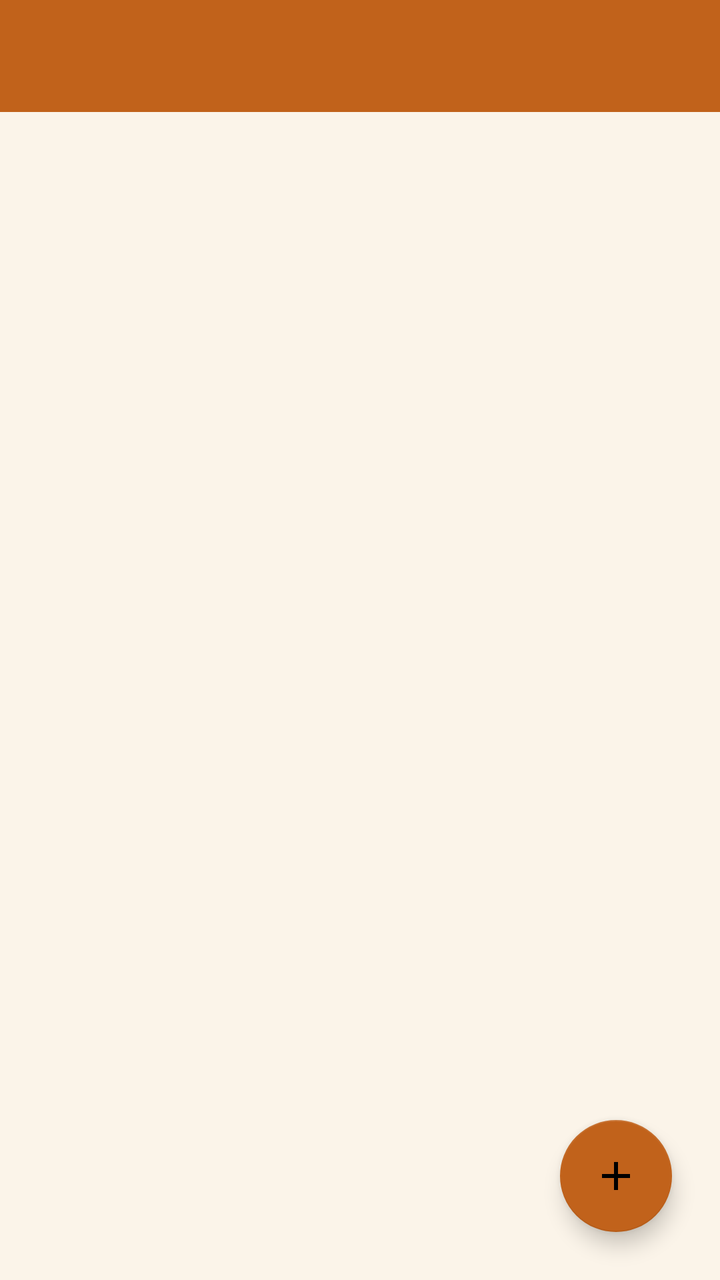
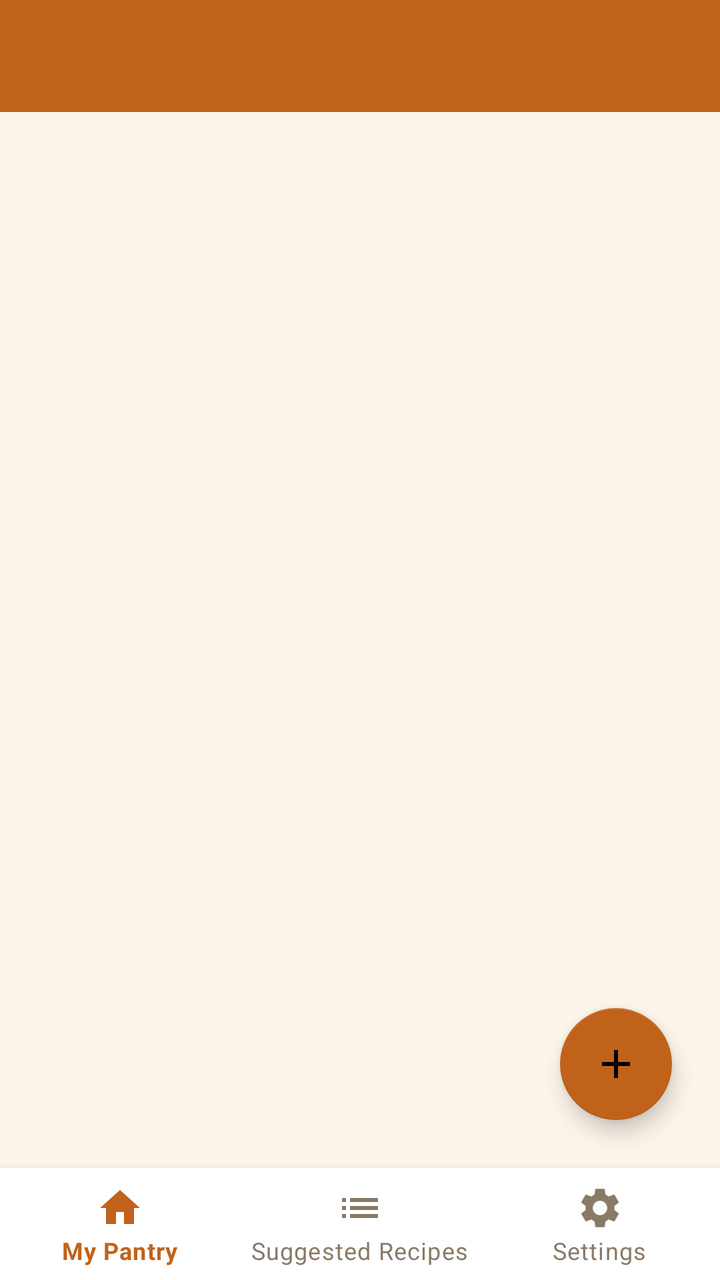

The first picture is an Android layout as it rendered before a commit; the second is the same layout after the commit. The layout source and the unified diff follow.
<!-- AndroidManifest.xml: application theme Theme.ScrapsToSavory -->
<!-- res/layout/activity_pantry_list.xml -->
<?xml version="1.0" encoding="utf-8"?>
<androidx.constraintlayout.widget.ConstraintLayout xmlns:android="http://schemas.android.com/apk/res/android"
    xmlns:app="http://schemas.android.com/apk/res-auto"
    android:layout_width="match_parent"
    android:layout_height="match_parent"
    android:background="@color/pantry_background">

    <androidx.appcompat.widget.Toolbar
        android:id="@+id/toolbar"
        android:layout_width="match_parent"
        android:layout_height="?attr/actionBarSize"
        android:background="@color/pantry_primary"
        android:title="@string/pantry_list_title"
        android:titleTextColor="@color/white"
        app:layout_constraintTop_toTopOf="parent" />

    <androidx.recyclerview.widget.RecyclerView
        android:id="@+id/recyclerPantryItems"
        android:layout_width="match_parent"
        android:layout_height="0dp"
        android:layout_marginTop="4dp"
        android:clipToPadding="false"
        android:paddingBottom="88dp"
        app:layout_constraintTop_toBottomOf="@id/toolbar"
        app:layout_constraintBottom_toBottomOf="parent" />

    <TextView
        android:id="@+id/textEmptyPantry"
        android:layout_width="0dp"
        android:layout_height="wrap_content"
        android:layout_marginStart="32dp"
        android:layout_marginEnd="32dp"
        android:gravity="center"
        android:text="@string/empty_pantry_message"
        android:textColor="@color/pantry_text_secondary"
        android:textSize="16sp"
        android:visibility="gone"
        app:layout_constraintBottom_toBottomOf="parent"
        app:layout_constraintEnd_toEndOf="parent"
        app:layout_constraintStart_toStartOf="parent"
        app:layout_constraintTop_toBottomOf="@id/toolbar" />

    <com.google.android.material.floatingactionbutton.FloatingActionButton
        android:id="@+id/fabAddItem"
        android:layout_width="wrap_content"
        android:layout_height="wrap_content"
        android:layout_marginBottom="24dp"
        android:layout_marginEnd="24dp"
        android:contentDescription="@string/add_item"
        android:src="@drawable/ic_add"
        app:backgroundTint="@color/pantry_primary"
        app:layout_constraintBottom_toBottomOf="parent"
        app:layout_constraintEnd_toEndOf="parent" />

</androidx.constraintlayout.widget.ConstraintLayout>
<!-- resources referenced by this layout -->
<resources>
  <color name="pantry_background">#FBF4E9</color>
  <color name="pantry_primary">#C1621B</color>
  <color name="pantry_text_secondary">#8A7A68</color>
  <color name="white">#FFFFFF</color>
  <!-- drawable ic_add (drawable) -->
  <vector xmlns:android="http://schemas.android.com/apk/res/android"
      android:width="24dp"
      android:height="24dp"
      android:viewportWidth="24"
      android:viewportHeight="24"
      android:tint="#FFFFFF">
      <path
          android:fillColor="@android:color/white"
          android:pathData="M19,13h-6v6h-2v-6H5v-2h6V5h2v6h6v2z" />
  </vector>
  <string name="add_item">Add ingredient</string>
  <string name="empty_pantry_message">Your pantry is empty. Tap + to add your first ingredient.</string>
  <string name="pantry_list_title">My Pantry</string>
  <style name="Theme.ScrapsToSavory" parent="Theme.MaterialComponents.DayNight.NoActionBar">
          <item name="colorPrimary">@color/pantry_primary</item>
          <item name="colorPrimaryDark">@color/pantry_primary_dark</item>
          <item name="colorAccent">@color/pantry_accent</item>
          <item name="android:windowBackground">@color/pantry_background</item>
      </style>
  <color name="pantry_primary_dark">#8F4712</color>
  <color name="pantry_accent">#5C6B2C</color>
</resources>

<!-- the commit's change to res/layout/activity_pantry_list.xml (unified diff, before → after) -->
@@ -22,7 +22,7 @@
         android:clipToPadding="false"
         android:paddingBottom="88dp"
         app:layout_constraintTop_toBottomOf="@id/toolbar"
-        app:layout_constraintBottom_toBottomOf="parent" />
+        app:layout_constraintBottom_toTopOf="@id/bottomNavigation" />
 
     <TextView
         android:id="@+id/textEmptyPantry"
@@ -35,7 +35,7 @@
         android:textColor="@color/pantry_text_secondary"
         android:textSize="16sp"
         android:visibility="gone"
-        app:layout_constraintBottom_toBottomOf="parent"
+        app:layout_constraintBottom_toTopOf="@id/bottomNavigation"
         app:layout_constraintEnd_toEndOf="parent"
         app:layout_constraintStart_toStartOf="parent"
         app:layout_constraintTop_toBottomOf="@id/toolbar" />
@@ -49,7 +49,17 @@
         android:contentDescription="@string/add_item"
         android:src="@drawable/ic_add"
         app:backgroundTint="@color/pantry_primary"
-        app:layout_constraintBottom_toBottomOf="parent"
+        app:layout_constraintBottom_toTopOf="@id/bottomNavigation"
         app:layout_constraintEnd_toEndOf="parent" />
 
+    <com.google.android.material.bottomnavigation.BottomNavigationView
+        android:id="@+id/bottomNavigation"
+        android:layout_width="match_parent"
+        android:layout_height="wrap_content"
+        android:background="@color/pantry_surface"
+        app:itemIconTint="@color/bottom_nav_item_color"
+        app:itemTextColor="@color/bottom_nav_item_color"
+        app:menu="@menu/menu_bottom_nav"
+        app:layout_constraintBottom_toBottomOf="parent" />
+
 </androidx.constraintlayout.widget.ConstraintLayout>
<!-- resource entries referenced after the edit -->
@@ -2,6 +2,7 @@
 <resources>
   <color name="pantry_background">#FBF4E9</color>
   <color name="pantry_primary">#C1621B</color>
+  <color name="pantry_surface">#FFFFFF</color>
   <color name="pantry_text_secondary">#8A7A68</color>
   <color name="white">#FFFFFF</color>
   <!-- drawable ic_add (drawable) -->
